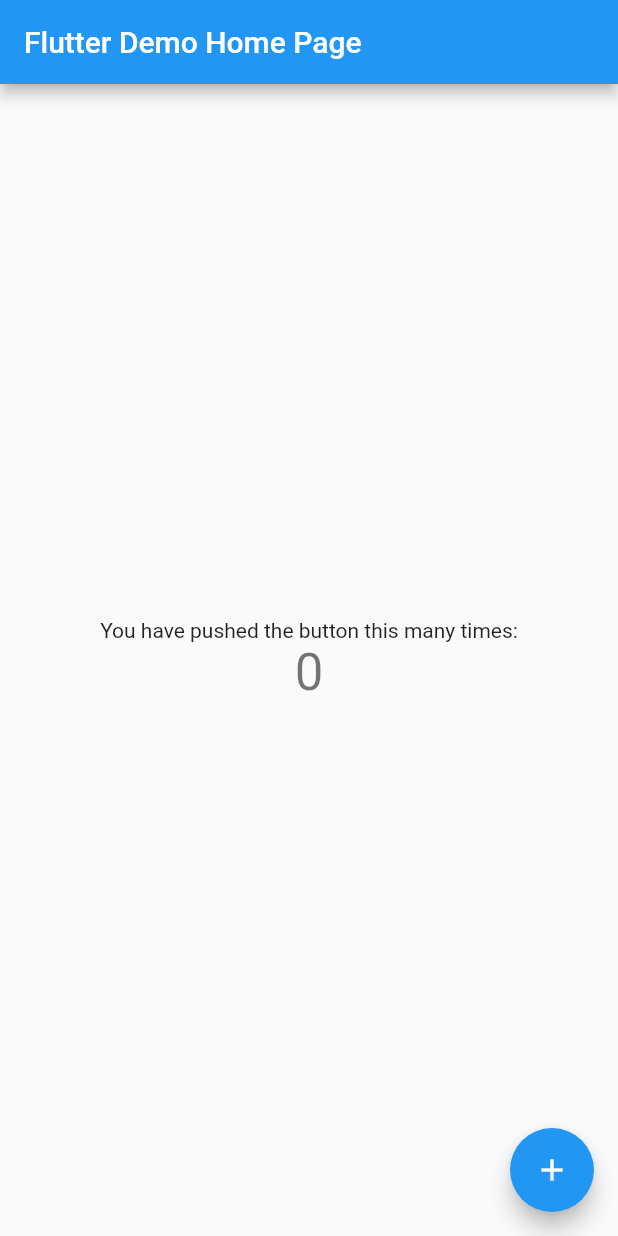
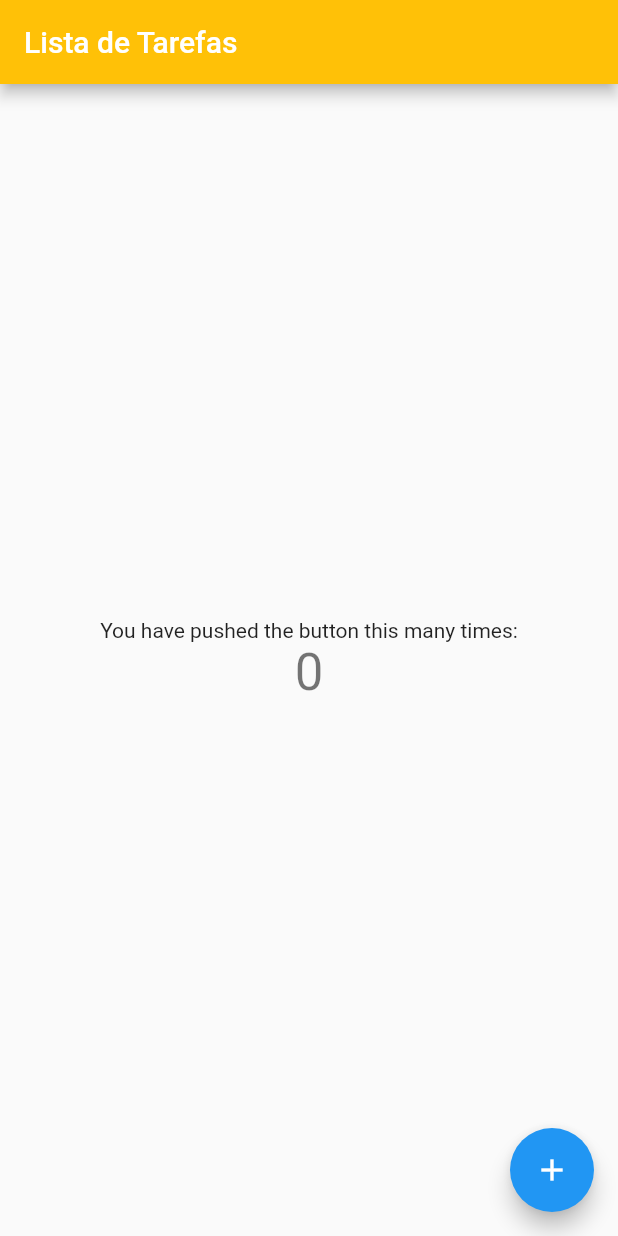
Before and after one commit to ErnestoMoraes/teste_anotacoes, a Flutter app: the screen it shows after launch, on a phone screen of 412 x 824 dp. Run offline on Flutter 3.47's test engine with Material 2 defaults, Android fonts, the phone set to English and light mode, and no system bars.

Commit message:
Teste Mudança de Cor

```diff
--- a/lib/main.dart
+++ b/lib/main.dart
@@ -24,7 +24,7 @@ class MyApp extends StatelessWidget {
         // is not restarted.
         primarySwatch: Colors.blue,
       ),
-      home: const MyHomePage(title: 'Flutter Demo Home Page'),
+      home: const MyHomePage(title: 'Lista de Tarefas'),
     );
   }
 }
@@ -71,6 +71,7 @@ class _MyHomePageState extends State<MyHomePage> {
     // than having to individually change instances of widgets.
     return Scaffold(
       appBar: AppBar(
+        backgroundColor: Colors.amber,
         // Here we take the value from the MyHomePage object that was created by
         // the App.build method, and use it to set our appbar title.
         title: Text(widget.title),
```
